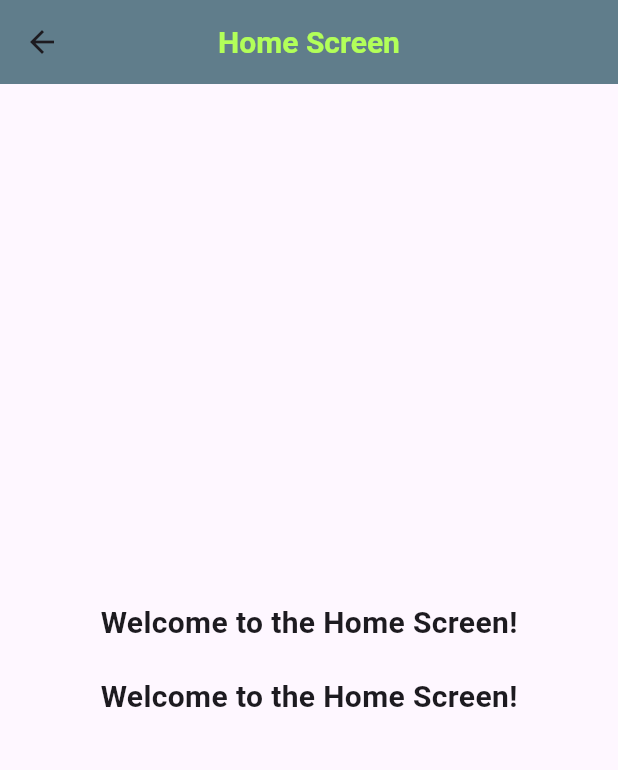
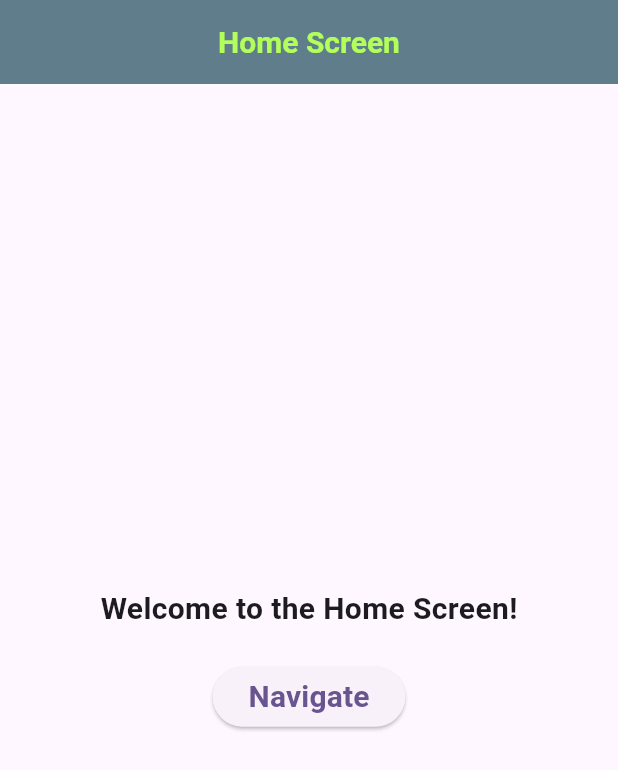
Before and after one commit to Ma7moud-Yasser/machinfy-project1, a Flutter app: the MyHomePage screen opened by its route, on a phone screen of 412 x 824 dp. Shown: the top 770 px of the screen. Run offline on Flutter 3.47's test engine with Material 3 defaults, Android fonts, the phone set to English and light mode, and no system bars; our stand-ins replace google_fonts.

Commit message:
Refactor BMI screen class name and update navigation to BMI home; adjust counter home screen layout

```diff
--- a/project_1/lib/projects/counter/home.dart
+++ b/project_1/lib/projects/counter/home.dart
@@ -7,6 +7,7 @@ class MyHomePage extends StatelessWidget {
   Widget build(BuildContext context) {
     return Scaffold(
       appBar: AppBar(
+        automaticallyImplyLeading: false,
         backgroundColor: Colors.blueGrey,
         centerTitle: true,
         title: Text(
@@ -32,15 +33,16 @@ class MyHomePage extends StatelessWidget {
               ),
             ),
           ),
-          Center(
-            child: Text(
-              'Welcome to the Home Screen!',
+
+          ElevatedButton(onPressed: (){
+            // Navigator.push(context, MaterialPageRoute(builder: (context) => ()));
+          }, child: Text(
+              'Navigate',
               style: TextStyle(
                 fontSize: 20,
                 fontWeight: FontWeight.bold,
               ),
-            ),
-          ),
+            ),)
         ],
       ),
     );
```
Also changed, not shown: project_1/lib/projects/bm_calculator/screens/bm_home_screen.dart (+8 -5 lines).
